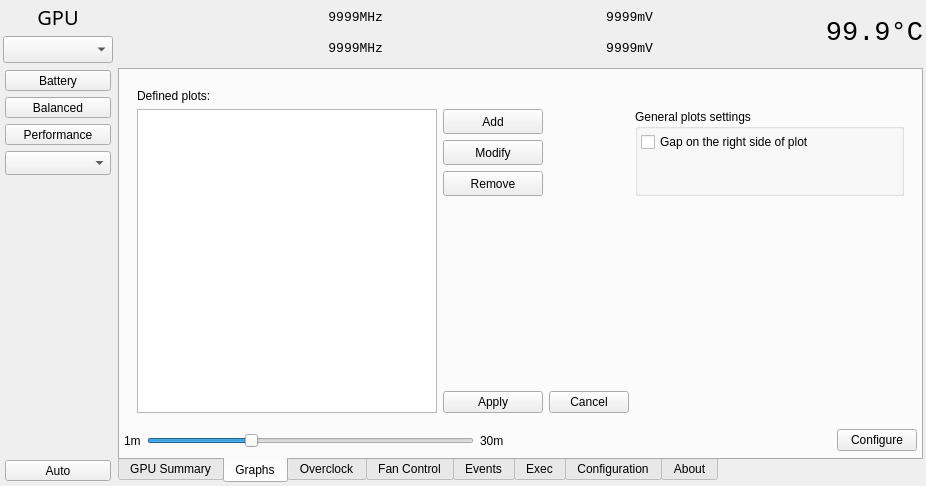
Above: radeon-profile/radeon_profile.ui from marazmista/radeon-profile before the change. Below: the same form after it.
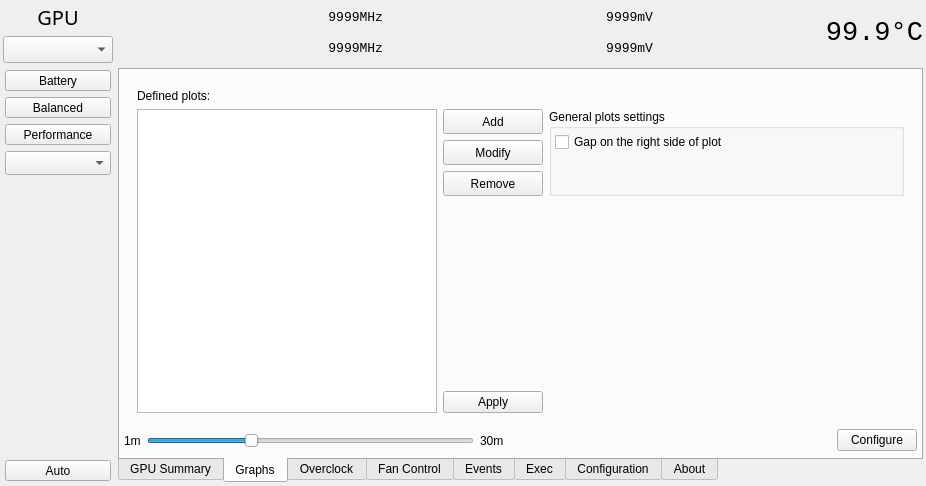
That is the form after the change. The open tabs and pages were chosen to show the change. Icons and pictures are not drawn.

Commit message: don't recreate plot if it hasn't changed

Diff of the .ui file:
```diff
--- a/radeon-profile/radeon_profile.ui
+++ b/radeon-profile/radeon_profile.ui
@@ -892,7 +892,7 @@
              <number>3</number>
             </property>
             <item>
-             <layout class="QGridLayout" name="gridLayout_6" columnstretch="1,0,0,0">
+             <layout class="QGridLayout" name="gridLayout_6" columnstretch="1,0,0">
               <property name="leftMargin">
                <number>10</number>
               </property>
@@ -1005,19 +1005,19 @@
                </widget>
               </item>
               <item row="5" column="2">
-               <widget class="QPushButton" name="btn_cancelEditPlots">
-                <property name="maximumSize">
+               <spacer name="horizontalSpacer_8">
+                <property name="orientation">
+                 <enum>Qt::Horizontal</enum>
+                </property>
+                <property name="sizeHint" stdset="0">
                  <size>
-                  <width>16777215</width>
-                  <height>25</height>
+                  <width>40</width>
+                  <height>20</height>
                  </size>
                 </property>
-                <property name="text">
-                 <string>Cancel</string>
-                </property>
-               </widget>
+               </spacer>
               </item>
-              <item row="1" column="3" rowspan="3">
+              <item row="1" column="2" rowspan="3">
                <widget class="QGroupBox" name="groupBox">
                 <property name="title">
                  <string>General plots settings</string>
@@ -1061,19 +1061,6 @@
                 </layout>
                </widget>
               </item>
-              <item row="5" column="3">
-               <spacer name="horizontalSpacer_8">
-                <property name="orientation">
-                 <enum>Qt::Horizontal</enum>
-                </property>
-                <property name="sizeHint" stdset="0">
-                 <size>
-                  <width>40</width>
-                  <height>20</height>
-                 </size>
-                </property>
-               </spacer>
-              </item>
              </layout>
             </item>
            </layout>
```
The commit also changes 3 other files.
